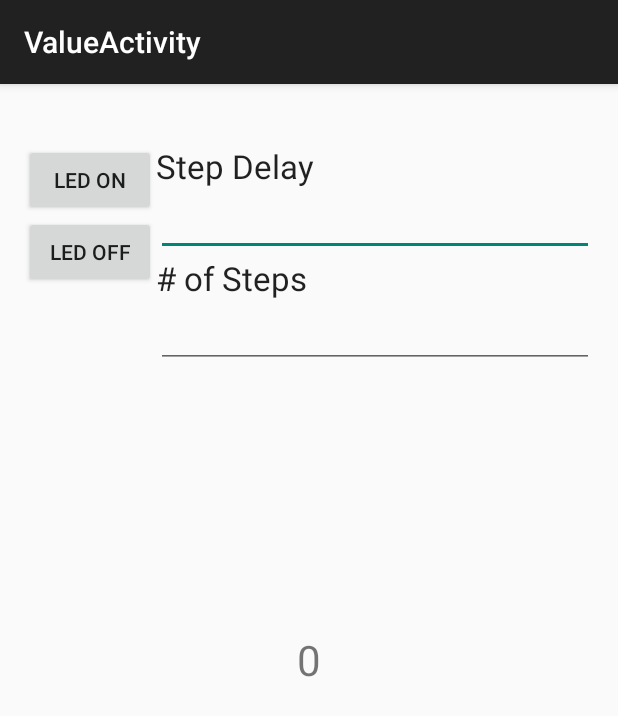
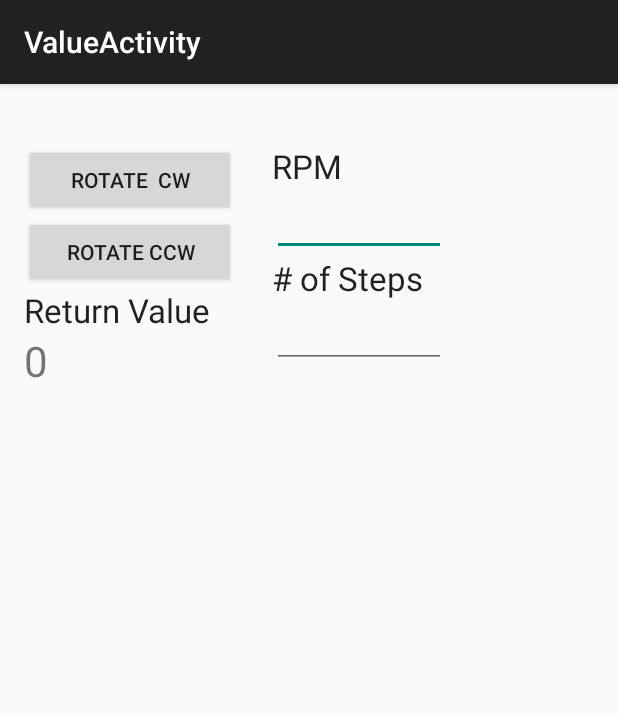
Before and after one commit to farzodd/eec284project, an Android app: the ValueActivity screen opened directly, with no data from a screen before it, on a phone screen of 412 x 824 dp. Shown: the top 716 px of the screen. Run offline under Robolectric (Android 15) with nearby library versions, the phone set to English and light mode, and no system bars.

Commit message:
final version, sends speed and direction and steps

```diff
--- a/spark-sdk-android-master/example_app/src/main/java/io/particle/cloudsdk/example_app/ValueActivity.java
+++ b/spark-sdk-android-master/example_app/src/main/java/io/particle/cloudsdk/example_app/ValueActivity.java
@@ -24,7 +24,7 @@ public class ValueActivity extends AppCompatActivity {
     private static final String ARG_DEVICEID = "ARG_DEVICEID";
 
     private TextView tv;
-    private EditText stepDelayVal;
+    private EditText rpmVal;
     private EditText numStepsVal;
     private char[] intermediateMsg = new char[40];
     private String commandMsg;
@@ -35,11 +35,11 @@ public class ValueActivity extends AppCompatActivity {
         setContentView(R.layout.activity_value);
         tv = (TextView) findViewById(R.id.value);
         tv.setText(String.valueOf(getIntent().getIntExtra(ARG_VALUE, 0)));
-        stepDelayVal = (EditText) findViewById(R.id.stepDelay);
+        rpmVal = (EditText) findViewById(R.id.rpm);
         numStepsVal = (EditText) findViewById(R.id.numSteps);
 
 
-        findViewById(R.id.led_on).setOnClickListener(new View.OnClickListener() {
+        findViewById(R.id.rotate_cw).setOnClickListener(new View.OnClickListener() {
             @Override
             public void onClick(View v) {
                 //...
@@ -50,10 +50,13 @@ public class ValueActivity extends AppCompatActivity {
                         ParticleDevice device = ParticleCloud.getDevice(getIntent().getStringExtra(ARG_DEVICEID));
                         Object variable;
                         int curIndex, splitIndex;
-                        int speed = Integer.parseInt(stepDelayVal.getText().toString());
+                        int speed = Integer.parseInt(rpmVal.getText().toString());
                         int steps = Integer.parseInt(numStepsVal.getText().toString());
 
-                        for (curIndex = 0, splitIndex = 0; curIndex < 18 && splitIndex < ((Integer.toString(speed)).toCharArray()).length; curIndex++, splitIndex++){
+                        intermediateMsg[0] = 'c';
+                        intermediateMsg[1] = 'w';
+
+                        for (curIndex = 2, splitIndex = 0; curIndex < 18 && splitIndex < ((Integer.toString(speed)).toCharArray()).length; curIndex++, splitIndex++){
                             intermediateMsg[curIndex] = ((Integer.toString(speed)).toCharArray())[splitIndex];
                         }
                         intermediateMsg[curIndex] = 'f';
@@ -67,7 +70,7 @@ public class ValueActivity extends AppCompatActivity {
                         Log.d("messagecheck",commandMsg);
                         try {
                             device.callFunction("movestepper", Py.list(commandMsg));
-                            variable = "Set to HIGH";
+                            variable = "Moving CW";
                         } catch (ParticleDevice.FunctionDoesNotExistException e) {
                             Toaster.s(ValueActivity.this, "Function doesn't exist.");
                             variable = "Func not found";
@@ -88,7 +91,7 @@ public class ValueActivity extends AppCompatActivity {
             }
         });
 
-        findViewById(R.id.led_off).setOnClickListener(new View.OnClickListener() {
+        findViewById(R.id.rotate_ccw).setOnClickListener(new View.OnClickListener() {
             @Override
             public void onClick(View v) {
                 //...
@@ -98,12 +101,28 @@ public class ValueActivity extends AppCompatActivity {
                     public Object callApi(ParticleCloud ParticleCloud) throws ParticleCloudException, IOException {
                         ParticleDevice device = ParticleCloud.getDevice(getIntent().getStringExtra(ARG_DEVICEID));
                         Object variable;
-                        int speed = Integer.parseInt(stepDelayVal.getText().toString());
+                        int curIndex, splitIndex;
+                        int speed = Integer.parseInt(rpmVal.getText().toString());
                         int steps = Integer.parseInt(numStepsVal.getText().toString());
 
+                        intermediateMsg[0] = 'c';
+                        intermediateMsg[1] = 'c';
+
+                        for (curIndex = 2, splitIndex = 0; curIndex < 18 && splitIndex < ((Integer.toString(speed)).toCharArray()).length; curIndex++, splitIndex++){
+                            intermediateMsg[curIndex] = ((Integer.toString(speed)).toCharArray())[splitIndex];
+                        }
+                        intermediateMsg[curIndex] = 'f';
+
+                        for (curIndex = curIndex+1,splitIndex = 0; curIndex < 38 && splitIndex < ((Integer.toString(steps)).toCharArray()).length; curIndex++, splitIndex++){
+                            intermediateMsg[curIndex] = ((Integer.toString(steps)).toCharArray())[splitIndex];
+                        }
+                        intermediateMsg[curIndex] = 'g';
+
+                        commandMsg = new String(intermediateMsg);
+                        //Log.d("messagecheck",commandMsg);
                         try {
-                            device.callFunction("digitalwrite", Py.list("D7", "LOW"));
-                            variable = "Set to LOW";
+                            device.callFunction("movestepper", Py.list(commandMsg));
+                            variable = "Moving CCW";
                         } catch (ParticleDevice.FunctionDoesNotExistException e) {
                             Toaster.s(ValueActivity.this, "Function doesn't exist.");
                             variable = "Func not found";
--- a/spark-sdk-android-master/example_app/src/main/res/layout/activity_value.xml
+++ b/spark-sdk-android-master/example_app/src/main/res/layout/activity_value.xml
@@ -5,13 +5,6 @@
     android:paddingTop="@dimen/activity_vertical_margin"
     android:paddingBottom="@dimen/activity_vertical_margin"
     tools:context="io.particle.cloudsdk.example_app.ValueActivity">
-
-    <TextView android:text="0" android:layout_width="wrap_content"
-        android:textSize="28sp"
-        android:id="@+id/value"
-        android:layout_height="wrap_content"
-        android:layout_centerVertical="true"
-        android:layout_centerHorizontal="true" />
 
     <LinearLayout
         android:orientation="horizontal"
@@ -21,26 +14,40 @@
 
         <LinearLayout
             android:orientation="vertical"
-            android:layout_width="wrap_content"
+            android:layout_width="141dp"
             android:layout_height="match_parent"
             android:layout_alignParentTop="true"
             android:layout_alignParentLeft="true"
             android:layout_alignParentStart="true">
 
             <Button
-                android:layout_width="wrap_content"
+                android:layout_width="fill_parent"
                 android:layout_height="wrap_content"
-                android:text="LED ON"
-                android:id="@+id/led_on"
+                android:text="Rotate  CW"
+                android:id="@+id/rotate_cw"
                 android:layout_marginTop="24dp"
                 />
 
             <Button
+                android:layout_width="fill_parent"
+                android:layout_height="wrap_content"
+                android:text="Rotate CCW"
+                android:id="@+id/rotate_ccw"
+                />
+
+            <TextView
                 android:layout_width="wrap_content"
                 android:layout_height="wrap_content"
-                android:text="LED OFF"
-                android:id="@+id/led_off"
-                />
+                android:textAppearance="?android:attr/textAppearanceLarge"
+                android:text="Return Value"
+                android:id="@+id/textView" />
+
+            <TextView android:text="0" android:layout_width="wrap_content"
+                android:textSize="28sp"
+                android:id="@+id/value"
+                android:layout_height="wrap_content"
+                android:layout_centerVertical="true"
+                android:layout_centerHorizontal="true" />
 
         </LinearLayout>
 
@@ -53,32 +60,36 @@
                 android:layout_width="wrap_content"
                 android:layout_height="wrap_content"
                 android:textAppearance="?android:attr/textAppearanceLarge"
-                android:text="Step Delay"
+                android:text="RPM"
                 android:id="@+id/stepDelayLabel"
-                android:layout_marginTop="24dp" />
+                android:layout_marginTop="24dp"
+                android:layout_marginLeft="24dp" />
 
             <EditText
-                android:layout_width="match_parent"
+                android:layout_width="116dp"
                 android:layout_height="wrap_content"
                 android:inputType="number"
                 android:ems="10"
-                android:id="@+id/stepDelay"
-                android:enabled="true" />
+                android:id="@+id/rpm"
+                android:enabled="true"
+                android:layout_marginLeft="24dp" />
 
             <TextView
                 android:layout_width="wrap_content"
                 android:layout_height="wrap_content"
                 android:textAppearance="?android:attr/textAppearanceLarge"
                 android:text="# of Steps"
-                android:id="@+id/numStepsLabel" />
+                android:id="@+id/numStepsLabel"
+                android:layout_marginLeft="24dp" />
 
             <EditText
-                android:layout_width="match_parent"
+                android:layout_width="116dp"
                 android:layout_height="wrap_content"
                 android:inputType="number"
                 android:ems="10"
                 android:id="@+id/numSteps"
-                android:enabled="true" />
+                android:enabled="true"
+                android:layout_marginLeft="24dp" />
         </LinearLayout>
     </LinearLayout>
 
```
